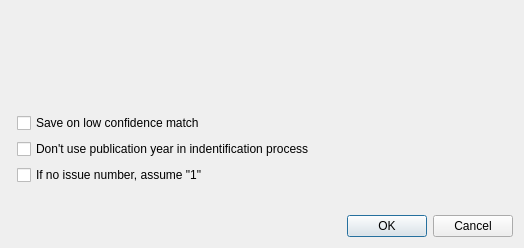
comictagger/comictagger, file autotagstartwindow.ui: the form before one commit.
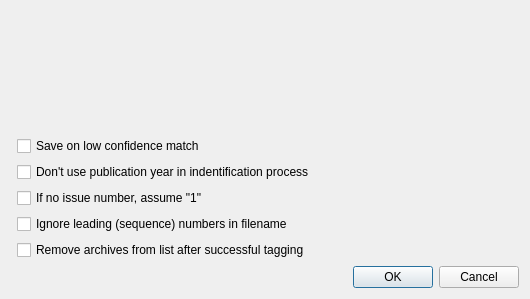
The form after the commit.

```diff
--- a/autotagstartwindow.ui
+++ b/autotagstartwindow.ui
@@ -9,8 +9,8 @@
    <rect>
     <x>0</x>
     <y>0</y>
-    <width>524</width>
-    <height>248</height>
+    <width>530</width>
+    <height>299</height>
    </rect>
   </property>
   <property name="windowTitle">
@@ -70,6 +70,20 @@
          </property>
         </widget>
        </item>
+       <item row="3" column="1">
+        <widget class="QCheckBox" name="cbxIgnoreLeadingDigitsInFilename">
+         <property name="text">
+          <string>Ignore leading (sequence) numbers in filename</string>
+         </property>
+        </widget>
+       </item>
+       <item row="4" column="1">
+        <widget class="QCheckBox" name="cbxRemoveAfterSuccess">
+         <property name="text">
+          <string>Remove archives from list after successful tagging</string>
+         </property>
+        </widget>
+       </item>
       </layout>
      </item>
      <item>
```
